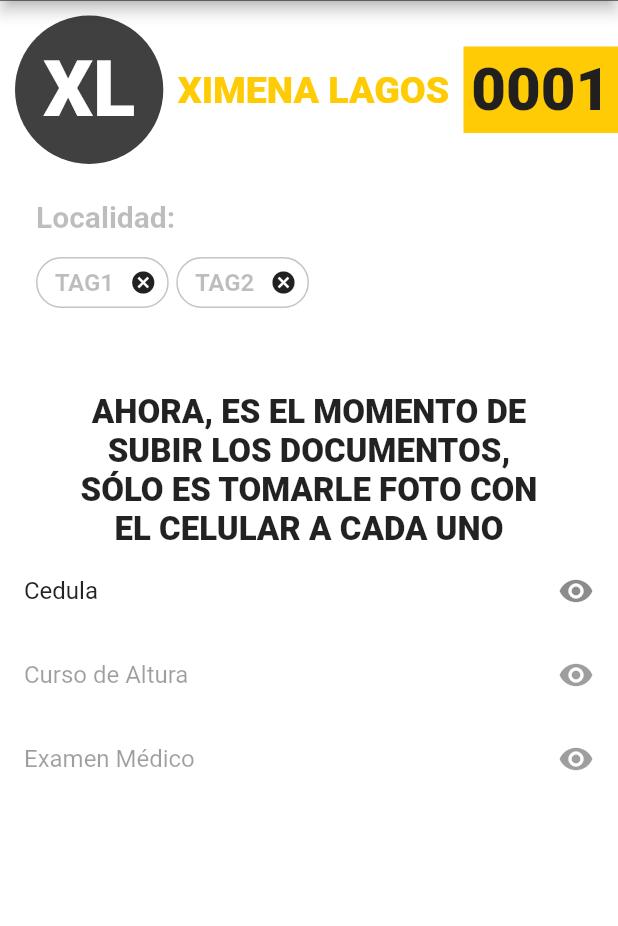
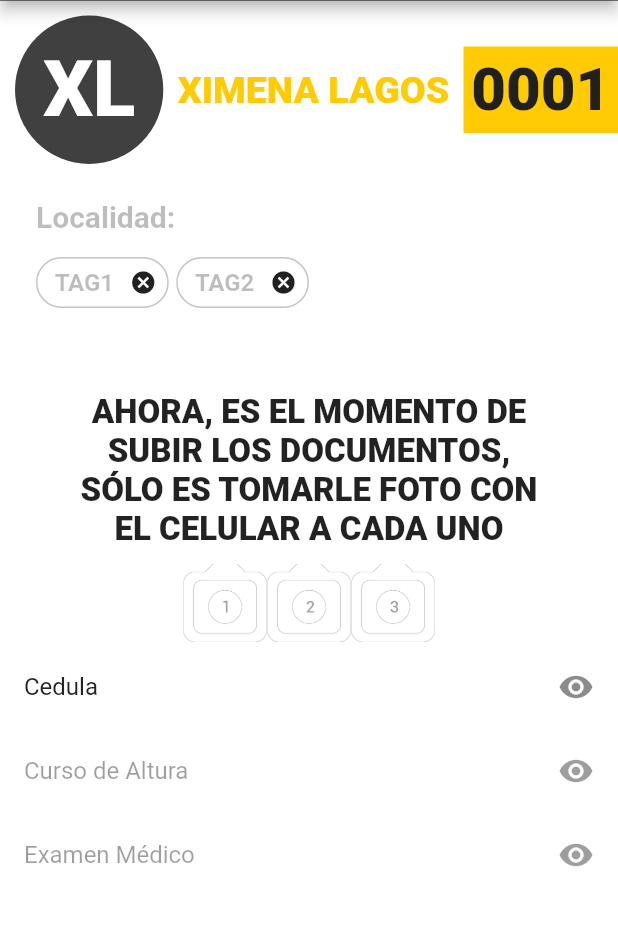
Before and after one commit to jsensunchop/Laborapp2, a Flutter app: the screen it shows after launch, on a phone screen of 412 x 824 dp, the part 123-1049 px from its top. Run offline on Flutter 3.47's test engine with Material 2 defaults, Android fonts, the light colour scheme and no system bars; drawn by our look-alikes of auto_size_text; our stand-ins replace carousel_slider, flutter_rating_bar, flutter_screenutil, fluttertoast.

Commit message:
Buttons added for camera

```diff
--- a/LaborappTrabajador-master/lib/Documents/documentsUploadDescription.dart
+++ b/LaborappTrabajador-master/lib/Documents/documentsUploadDescription.dart
@@ -93,6 +93,49 @@ class documentsUploadDescription extends StatelessWidget {
                 ),
               ],
             ),
+            SizedBox(
+                height: getHeightWithoutSafeAreaAppBar(context) * 0.01),
+            Row(
+              mainAxisAlignment: MainAxisAlignment.center,
+              children: <Widget>[
+                FloatingActionButton(
+                  backgroundColor: Colors.white,
+                  foregroundColor: Colors.white,
+                  elevation: 0,
+                  onPressed: () {
+
+                  },
+                  child: new ConstrainedBox(
+                    constraints: new BoxConstraints.expand(),
+                    child: new Image.asset('assets/registo_obrero/workerSignIn/camara1.png')
+                  ),
+                ),
+                FloatingActionButton(
+                  backgroundColor: Colors.white,
+                  foregroundColor: Colors.white,
+                  elevation: 0,
+                  onPressed: () {
+
+                  },
+                  child: new ConstrainedBox(
+                      constraints: new BoxConstraints.expand(),
+                      child: new Image.asset('assets/registo_obrero/workerSignIn/camara2.png')
+                  ),
+                ),
+                    FloatingActionButton(
+                      backgroundColor: Colors.white,
+                      foregroundColor: Colors.white,
+                      elevation: 0,
+                      onPressed: () {
+
+                      },
+                      child: new ConstrainedBox(
+                          constraints: new BoxConstraints.expand(),
+                          child: new Image.asset('assets/registo_obrero/workerSignIn/camara3.png')
+                      ),
+                    ),
+              ],
+            )
           ],
         ),
       ),
--- a/LaborappTrabajador-master/pubspec.yaml
+++ b/LaborappTrabajador-master/pubspec.yaml
@@ -64,6 +64,9 @@ flutter:
     - assets/registo_obrero/workerSignIn/logoScreen.png
     - assets/registo_obrero/workerSignIn/workers.png
     - assets/registo_obrero/workerSignIn/HelpBoton1.png
+    - assets/registo_obrero/workerSignIn/camara1.png
+    - assets/registo_obrero/workerSignIn/camara2.png
+    - assets/registo_obrero/workerSignIn/camara3.png
     - images/builder.png
     - images/toolbox.png
     - images/hospital1.png
```
Also changed, not shown: LaborappTrabajador-master/assets/registo_obrero/workerSignIn/camara1.png (added), LaborappTrabajador-master/assets/registo_obrero/workerSignIn/camara2.png (added), LaborappTrabajador-master/assets/registo_obrero/workerSignIn/camara3.png (added).
